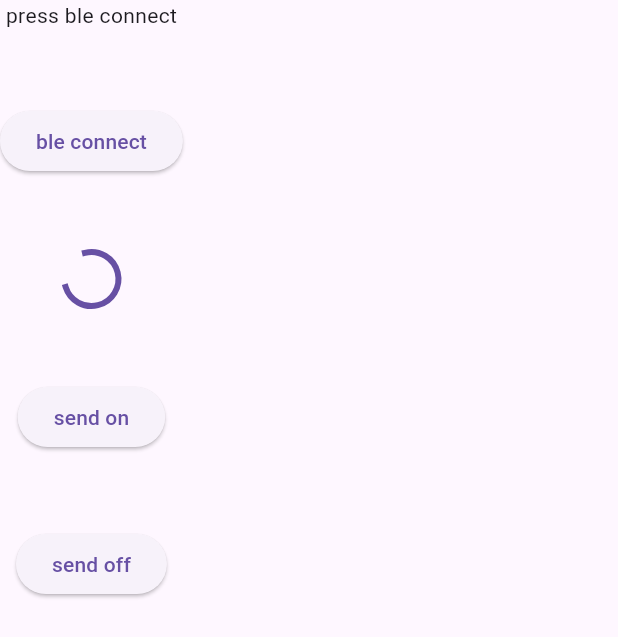
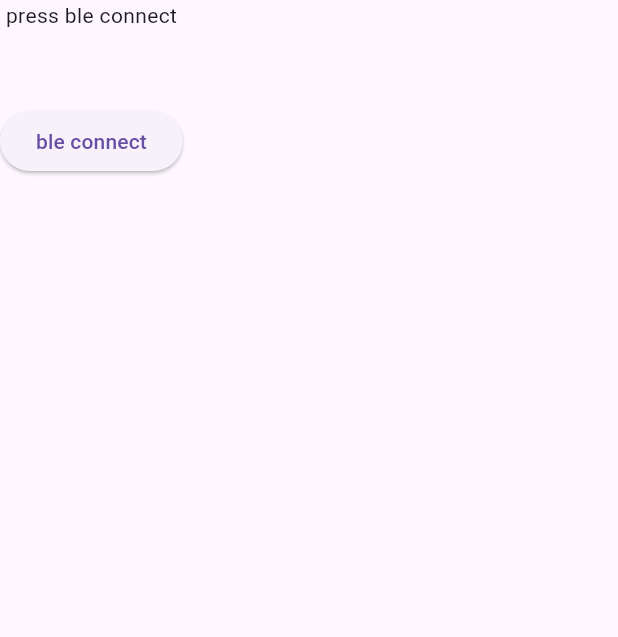
Before and after one commit to sonnny/nrf24_ble_android, a Flutter app: the App screen opened directly, on a phone screen of 412 x 824 dp. Shown: the top 637 px of the screen. Run offline on Flutter 3.47's test engine with Material 3 defaults, Android fonts, the light colour scheme and no system bars; our stand-ins replace flutter_blue_plus.

Commit message:
updated app.dart

```diff
--- a/bleapp/lib/app.dart
+++ b/bleapp/lib/app.dart
@@ -2,11 +2,16 @@
 import 'package:flutter/material.dart';
 import 'dart:async';
 import 'package:flutter_blue_plus/flutter_blue_plus.dart';
-import 'package:get/get.dart';
 import 'dart:convert';
 
-class App extends StatelessWidget {
-  var status = 'connect'.obs;
+class App extends StatefulWidget {
+  App({super.key});
+  @override
+  State<App> createState() => AppState();
+}
+
+class AppState extends State<App> {
+  bool bleConnected = false;
   late BluetoothCharacteristic bleTx;
 
   Future<void> connect() async {
@@ -20,8 +25,12 @@ class App extends StatelessWidget {
       if (s.serviceUuid.toString() == "ff10") bleService = s;
     });
     for (BluetoothCharacteristic c in bleService.characteristics) {
-      if (c.characteristicUuid.toString() == "ff11") bleTx = c;
-      status.value = 'ready';
+      if (c.characteristicUuid.toString() == "ff11") {
+        bleTx = c;
+        setState(() {
+          bleConnected = true;
+        });
+      }
     }
   }
 
@@ -38,13 +47,22 @@ class App extends StatelessWidget {
         children: [
           Text('press ble connect'),
           ElevatedButton(child: Text('ble connect'), onPressed: connect),
-          Obx(
-            () => status.value == 'ready'
-                ? Text('connected!')
-                : CircularProgressIndicator(),
+          Visibility(
+            visible: bleConnected,
+            child: Column(
+              spacing: 50,
+              children: [
+                ElevatedButton(
+                  child: Text('send on'),
+                  onPressed: () => send('on '),
+                ),
+                ElevatedButton(
+                  child: Text('send off'),
+                  onPressed: () => send('off'),
+                ),
+              ],
+            ),
           ),
-          ElevatedButton(child: Text('send on'), onPressed: () => send('on')),
-          ElevatedButton(child: Text('send off'), onPressed: () => send('off')),
         ],
       ),
     );
```
Also changed, not shown: readme.txt.
